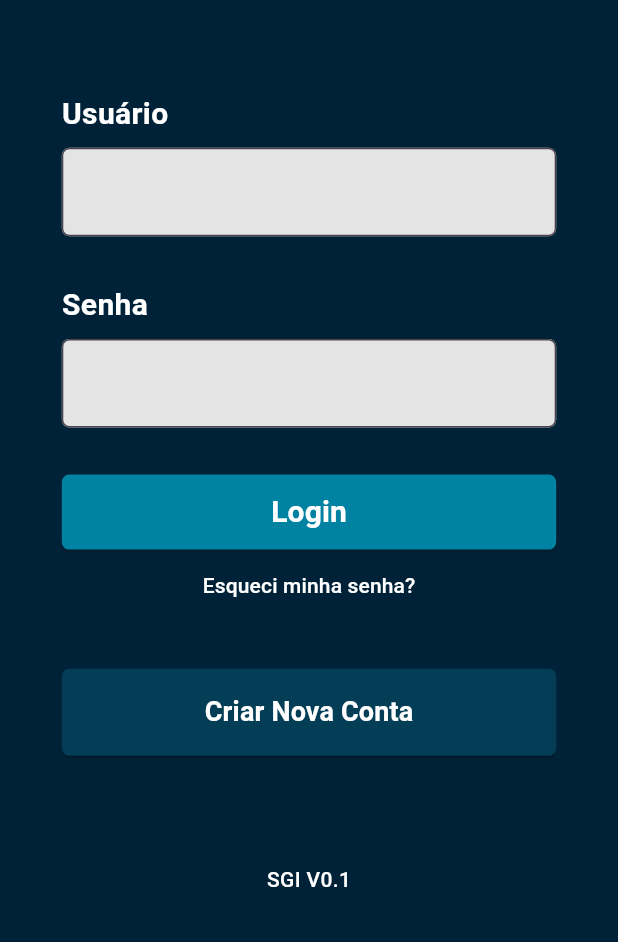
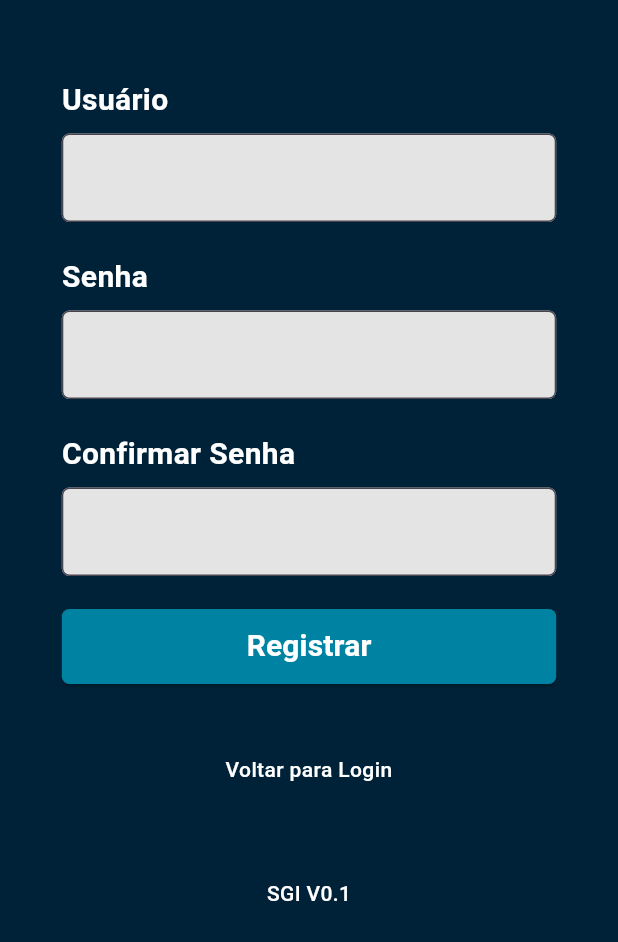
Before and after one commit to DomynicBl/CRC_Inventory, a Flutter app: the screen it shows after launch, after a tap on "Criar Nova Conta", on a phone screen of 412 x 824 dp, the part 294-1236 px from its top. Run offline on Flutter 3.47's test engine with Material 3 defaults, Android fonts, the phone set to English and light mode, and no system bars; our stand-ins replace flutter_svg.

Commit message:
tela de cadastro

```diff
--- /dev/null
+++ b/project_crc/lib/pages/Login/create_screen.dart
@@ -0,0 +1,295 @@
+import 'package:flutter/material.dart';
+import 'package:flutter_svg/flutter_svg.dart';
+
+/* PAGINAS */
+import 'package:project_crc/pages/Login/project_infos.dart';
+import 'package:project_crc/pages/Login/login_screen.dart';
+
+class RegisterScreen extends StatefulWidget {
+  const RegisterScreen({super.key});
+
+  @override
+  State<RegisterScreen> createState() => _RegisterScreenState();
+}
+
+class _RegisterScreenState extends State<RegisterScreen> {
+  final double _logoHeightRatio = 0.2;
+  final double _bottomMarginRatio = 0.05;
+  final double _topMarginRatio = 0.03;
+
+  late FocusNode _emailFocusNode;
+  late FocusNode _passwordFocusNode;
+  late FocusNode _confirmPasswordFocusNode;
+
+  late TextEditingController _emailController;
+  late TextEditingController _passwordController;
+  late TextEditingController _confirmPasswordController;
+
+  @override
+  void initState() {
+    super.initState();
+    _emailFocusNode = FocusNode();
+    _passwordFocusNode = FocusNode();
+    _confirmPasswordFocusNode = FocusNode();
+
+    _emailController = TextEditingController();
+    _passwordController = TextEditingController();
+    _confirmPasswordController = TextEditingController();
+  }
+
+  @override
+  void dispose() {
+    _emailFocusNode.dispose();
+    _passwordFocusNode.dispose();
+    _confirmPasswordFocusNode.dispose();
+
+    _emailController.dispose();
+    _passwordController.dispose();
+    _confirmPasswordController.dispose();
+
+    super.dispose();
+  }
+
+  void _mostrarErro(BuildContext context, String mensagem) {
+    showDialog(
+      context: context,
+      builder:
+          (context) => AlertDialog(
+            title: const Text("Erro no Registro"),
+            content: Text(mensagem),
+            actions: [
+              TextButton(
+                onPressed: () => Navigator.of(context).pop(),
+                child: const Text("Fechar"),
+              ),
+            ],
+          ),
+    );
+  }
+
+  void _efetuarRegistro(
+    BuildContext context,
+    String usuario,
+    String senha,
+    String confirmar,
+  ) {
+    if (usuario.isEmpty || senha.isEmpty || confirmar.isEmpty) {
+      _mostrarErro(context, "Todos os campos são obrigatórios.");
+    } else if (senha != confirmar) {
+      _mostrarErro(context, "As senhas não coincidem.");
+    } else {
+      // Registro bem-sucedido (exemplo)
+      Navigator.pushReplacement(
+        context,
+        MaterialPageRoute(builder: (context) => LoginScreen()),
+      );
+    }
+  }
+
+  @override
+  Widget build(BuildContext context) {
+    final screenHeight = MediaQuery.of(context).size.height;
+
+    return Scaffold(
+      backgroundColor: const Color(0xFF002238),
+      body: SafeArea(
+        child: Column(
+          children: [
+            Container(
+              height: screenHeight * 0.05,
+              alignment: Alignment.center,
+              child: const Text(
+                'Português (Brasil)',
+                style: TextStyle(
+                  fontSize: 12,
+                  color: Colors.white,
+                  fontWeight: FontWeight.w500,
+                ),
+              ),
+            ),
+            Container(
+              height: screenHeight * _logoHeightRatio,
+              padding: const EdgeInsets.symmetric(vertical: 10),
+              child: SvgPicture.asset(
+                'assets/images/Logo - Dark.svg',
+                fit: BoxFit.contain,
+              ),
+            ),
+            Expanded(
+              child: Container(
+                width: MediaQuery.of(context).size.width * 0.8,
+                margin: const EdgeInsets.only(top: 20),
+                child: _buildRegisterForm(
+                  context,
+                  _emailController,
+                  _passwordController,
+                  _confirmPasswordController,
+                ),
+              ),
+            ),
+          ],
+        ),
+      ),
+    );
+  }
+
+  Widget _buildRegisterForm(
+    BuildContext context,
+    TextEditingController emailController,
+    TextEditingController passwordController,
+    TextEditingController confirmPasswordController,
+  ) {
+    return Column(
+      mainAxisAlignment: MainAxisAlignment.spaceEvenly,
+      children: [
+        _buildInputField(
+          "Usuário",
+          emailController,
+          _emailFocusNode,
+          TextInputAction.next,
+          () {
+            FocusScope.of(context).requestFocus(_passwordFocusNode);
+          },
+        ),
+        _buildInputField(
+          "Senha",
+          passwordController,
+          _passwordFocusNode,
+          TextInputAction.next,
+          () {
+            FocusScope.of(context).requestFocus(_confirmPasswordFocusNode);
+          },
+          isPassword: true,
+        ),
+        _buildInputField(
+          "Confirmar Senha",
+          confirmPasswordController,
+          _confirmPasswordFocusNode,
+          TextInputAction.done,
+          () {
+            _efetuarRegistro(
+              context,
+              emailController.text,
+              passwordController.text,
+              confirmPasswordController.text,
+            );
+          },
+          isPassword: true,
+        ),
+        Column(
+          children: [
+            SizedBox(
+              width: double.infinity,
+              height: 50,
+              child: ElevatedButton(
+                onPressed:
+                    () => _efetuarRegistro(
+                      context,
+                      emailController.text,
+                      passwordController.text,
+                      confirmPasswordController.text,
+                    ),
+                style: ElevatedButton.styleFrom(
+                  backgroundColor: const Color(0xFF0083A2),
+                  shape: RoundedRectangleBorder(
+                    borderRadius: BorderRadius.circular(5),
+                  ),
+                ),
+                child: const Text(
+                  "Registrar",
+                  style: TextStyle(
+                    color: Colors.white,
+                    fontSize: 20,
+                    fontWeight: FontWeight.bold,
+                  ),
+                ),
+              ),
+            ),
+          ],
+        ),
+        Container(
+          width: MediaQuery.of(context).size.width * 0.8,
+          margin: EdgeInsets.only(
+            top: MediaQuery.of(context).size.height * _topMarginRatio,
+            bottom: MediaQuery.of(context).size.height * _bottomMarginRatio,
+          ),
+          child: MouseRegion(
+            cursor: SystemMouseCursors.click,
+            child: InkWell(
+              splashColor: Colors.transparent,
+              highlightColor: Colors.transparent,
+              onTap: () {
+                Navigator.pushReplacement(
+                  context,
+                  MaterialPageRoute(builder: (context) => const LoginScreen()),
+                );
+              },
+              child: const Text(
+                'Voltar para Login',
+                textAlign: TextAlign.center,
+                style: TextStyle(
+                  fontSize: 14,
+                  color: Colors.white,
+                  fontWeight: FontWeight.w500,
+                ),
+              ),
+            ),
+          ),
+        ),
+
+        const Text(
+          'SGI V0.1',
+          style: TextStyle(
+            fontSize: 14,
+            color: Colors.white,
+            fontWeight: FontWeight.w500,
+          ),
+        ),
+      ],
+    );
+  }
+
+  Widget _buildInputField(
+    String label,
+    TextEditingController controller,
+    FocusNode focusNode,
+    TextInputAction action,
+    void Function() onSubmitted, {
+    bool isPassword = false,
+  }) {
+    return Column(
+      crossAxisAlignment: CrossAxisAlignment.start,
+      children: [
+        Text(
+          label,
+          style: const TextStyle(
+            fontSize: 20,
+            color: Colors.white,
+            fontWeight: FontWeight.bold,
+          ),
+        ),
+        const SizedBox(height: 8),
+        TextField(
+          controller: controller,
+          focusNode: focusNode,
+          textInputAction: action,
+          obscureText: isPassword,
+          onSubmitted: (_) => onSubmitted(),
+          decoration: _inputDecoration(),
+          style: const TextStyle(fontSize: 18),
+        ),
+      ],
+    );
+  }
+
+  InputDecoration _inputDecoration() {
+    return InputDecoration(
+      filled: true,
+      fillColor: const Color(0xFFE4E4E4),
+      border: OutlineInputBorder(
+        borderRadius: BorderRadius.circular(5),
+        borderSide: const BorderSide(color: Color(0xFF262626), width: 2),
+      ),
+    );
+  }
+}
--- a/project_crc/lib/pages/Login/login_screen.dart
+++ b/project_crc/lib/pages/Login/login_screen.dart
@@ -4,6 +4,7 @@ import 'package:flutter_svg/flutter_svg.dart';
 
 /* PAGINAS */
 import 'package:project_crc/pages/Login/project_infos.dart';
+import 'package:project_crc/pages/Login/create_screen.dart';
 import 'package:project_crc/pages/Home/home_screen.dart';
 
 /* CLASSE PRINCIPAL */
@@ -16,7 +17,6 @@ class LoginScreen extends StatefulWidget {
 }
 
 class _LoginScreenState extends State<LoginScreen> {
-
   /* PROPORCOES */
   final double _logoHeightRatio = 0.2; // 20% da altura da tela
   final double _bottomMarginRatio = 0.05; // 5% da altura da tela
@@ -27,7 +27,6 @@ class _LoginScreenState extends State<LoginScreen> {
   late TextEditingController _emailController;
   late TextEditingController _passwordController;
 
-
   @override
   void initState() {
     super.initState();
@@ -37,7 +36,6 @@ void initState() {
     _passwordController = TextEditingController();
   }
 
-
   @override
   void dispose() {
     _emailFocusNode.dispose();
@@ -46,8 +44,6 @@ void dispose() {
     _passwordController.dispose();
     super.dispose();
   }
-
-
 
   /// Mensagem para quando o login for invalido
   void _mostrarErro(BuildContext context, String mensagem) {
@@ -244,7 +240,12 @@ void dispose() {
             bottom: MediaQuery.of(context).size.height * _bottomMarginRatio,
           ),
           child: ElevatedButton(
-                onPressed: () {},
+            onPressed: () {
+              Navigator.push(
+                context,
+                MaterialPageRoute(builder: (context) => const RegisterScreen()),
+              );
+            },
             style: ElevatedButton.styleFrom(
               backgroundColor: const Color(0xFF033D56),
               padding: const EdgeInsets.symmetric(vertical: 16),
```
Lines whose indentation alone changed are shown as unchanged.
